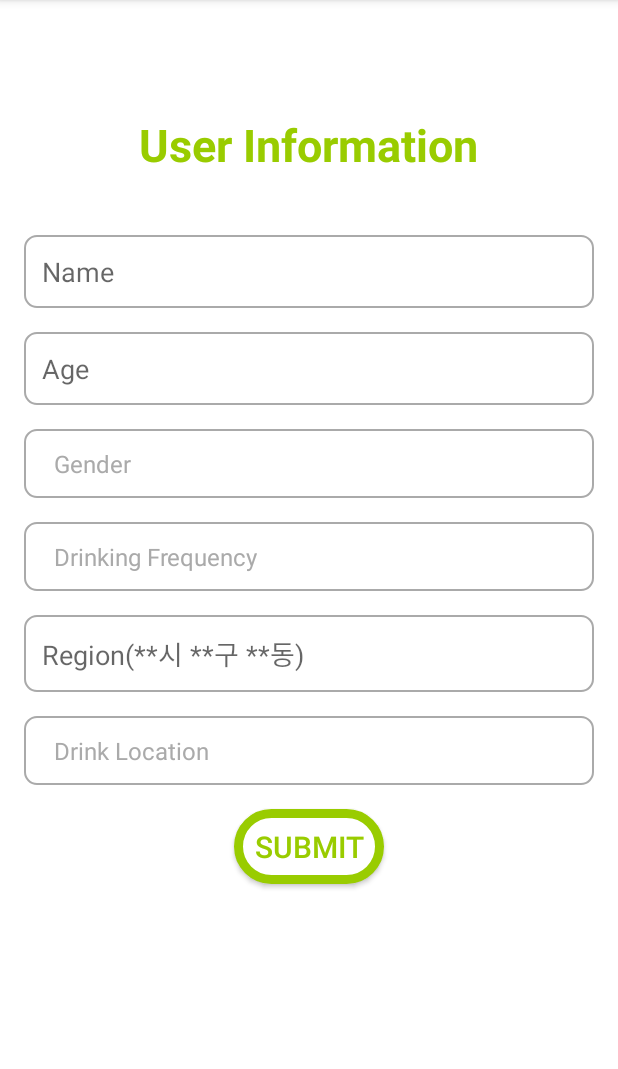
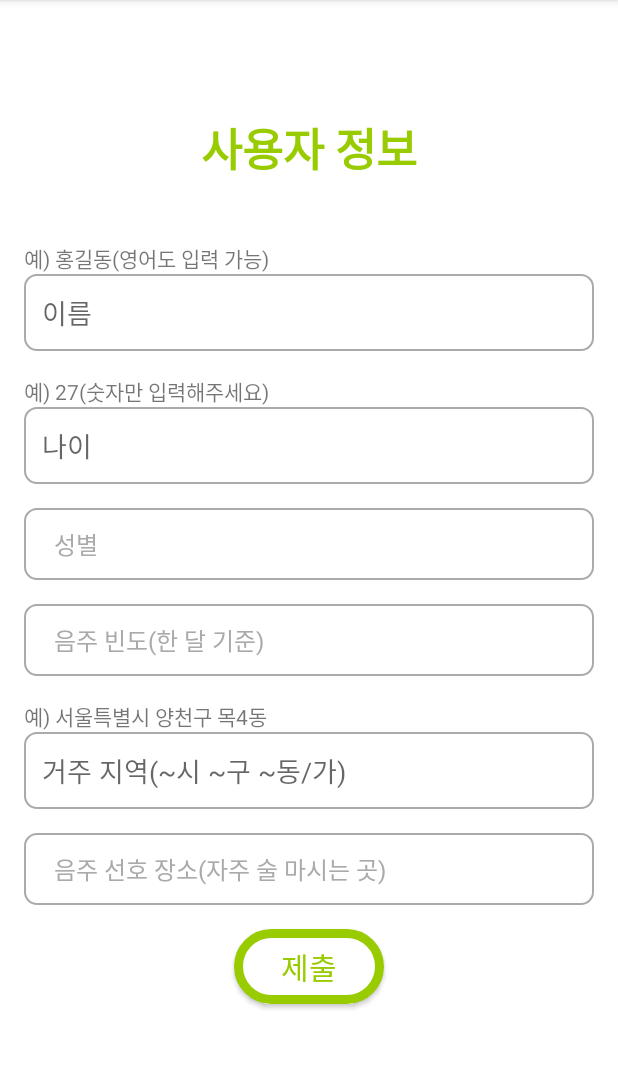
Before and after one commit to lucete171/AlcoAware, an Android app built with Jetpack Compose: the UserInfoActivity screen opened directly, with no data from a screen before it, on a phone screen of 412 x 824 dp, the part 84-1153 px from its top. Run offline under Robolectric (Android 15) with nearby library versions, the phone set to English and light mode, and no system bars; our stand-ins replace Firebase (no records; nobody signed in at launch, a user with empty details on screens opened directly).

Commit message:
Change all text to Korean to improve user convenience

```diff
--- a/android/app/src/main/java/com/example/alcoaware_00/LoginActivity.java
+++ b/android/app/src/main/java/com/example/alcoaware_00/LoginActivity.java
@@ -46,7 +46,7 @@ public class LoginActivity extends AppCompatActivity {
                         startActivity(intent);
                         finish();
                     } else {
-                        Toast.makeText(LoginActivity.this, "Incorrect email or password", Toast.LENGTH_SHORT).show();
+                        Toast.makeText(LoginActivity.this, "잘못된 이메일 주소와 비밀번호를 입력하셨습니다", Toast.LENGTH_SHORT).show();
                     }
                 }
             });
--- a/android/app/src/main/java/com/example/alcoaware_00/RecordActivity.java
+++ b/android/app/src/main/java/com/example/alcoaware_00/RecordActivity.java
@@ -87,7 +87,7 @@ public class RecordActivity extends AppCompatActivity {
 
     private void startRecording() {
         isRecording = true;
-        statusTextView.setText("Recording");
+        statusTextView.setText("기록중");
         recordButton.setText("Stop");
         sensorManager.registerListener(sensorEventListener, accelerometer, SensorManager.SENSOR_DELAY_NORMAL);
         sensorManager.registerListener(sensorEventListener, gyroscope, SensorManager.SENSOR_DELAY_NORMAL);
@@ -96,7 +96,7 @@ public class RecordActivity extends AppCompatActivity {
 
     private void stopRecording() {
         isRecording = false;
-        statusTextView.setText("Not Recording");
+        statusTextView.setText("기록되고 있지 않습니다.");
         recordButton.setText("Start");
         sensorManager.unregisterListener(sensorEventListener);
         handler.removeCallbacks(recordTask);
--- a/android/app/src/main/res/layout/activity_user_info.xml
+++ b/android/app/src/main/res/layout/activity_user_info.xml
@@ -24,6 +24,11 @@
             android:layout_marginTop="60dp"
             android:layout_marginBottom="40dp"/>
 
+        <TextView
+            android:layout_width="match_parent"
+            android:layout_height="match_parent"
+            android:text="@string/name_ex"/>
+
         <EditText
             android:id="@+id/name"
             android:hint="@string/name"
@@ -34,6 +39,11 @@
             android:textColor="@android:color/black"
             android:textSize="18sp"
             android:layout_marginBottom="16dp"/>
+
+        <TextView
+            android:layout_width="match_parent"
+            android:layout_height="match_parent"
+            android:text="@string/age_ex"/>
 
         <EditText
             android:id="@+id/age"
@@ -66,6 +76,11 @@
             android:textColor="@android:color/black"
             android:textSize="18sp"
             android:layout_marginBottom="16dp"/>
+
+        <TextView
+            android:layout_width="match_parent"
+            android:layout_height="match_parent"
+            android:text="@string/region_ex"/>
 
         <EditText
             android:id="@+id/region"
--- a/android/app/src/main/res/values/arrays.xml
+++ b/android/app/src/main/res/values/arrays.xml
@@ -1,22 +1,23 @@
 <resources>
     <string-array name="gender_options">
-        <item>Gender</item>
-        <item>Male</item>
-        <item>Female</item>
+        <item>성별</item>
+        <item>남자</item>
+        <item>여자</item>
     </string-array>
 
     <string-array name="drink_frequency_options">
-        <item>Drinking Frequency</item>
-        <item>Less than once a month</item>
-        <item>2-3 times a month</item>
-        <item>1-2 times a week</item>
-        <item>3-4 times a week</item>
-        <item>Almost daily</item>
+        <item>음주 빈도(한 달 기준)</item>
+        <item>1회 이하</item>
+        <item>2-3 회</item>
+        <item>1-2 회</item>
+        <item>3-4 회</item>
+        <item>거의 매일</item>
     </string-array>
 
     <string-array name="drink_location_options">
-        <item>Drink Location</item>
-        <item>Home</item>
-        <item>Other places</item>
+        <item>음주 선호 장소(자주 술 마시는 곳)</item>
+        <item>거주지 반경 300m 이내(거주지 포함)</item>
+        <item>거주지 반경 300m 초과 1km 이내</item>
+        <item>거주지 반경 1km 초과</item>
     </string-array>
 </resources>
--- a/android/app/src/main/res/values/strings.xml
+++ b/android/app/src/main/res/values/strings.xml
@@ -2,32 +2,33 @@
     <string name="app_name">AlcoAware</string>
     <!--Login-->
     <string name="welcome_message">Welcome to AlcoAware!</string>
-    <string name="email">Email</string>
-    <string name="password">Password</string>
-    <string name="login">Login</string>
-    <string name="sign_up_prompt">이미 계정이 있나요?&#10; 회원가입을 위해 Sign Up 버튼을 클릭하세요</string>
+    <string name="email">이메일</string>
+    <string name="password">비밀번호</string>
+    <string name="login">로그인</string>
+    <string name="sign_up_prompt">아직 계정이 없나요?&#10; 회원가입을 위해 버튼을 클릭하세요</string>
 
     <!--SignUp-->
-    <string name="sign_up">Sign Up</string>
-    <string name="confirm_pw">Confirm Password</string>
+    <string name="sign_up">회원가입</string>
+    <string name="confirm_pw">비밀번호 확인</string>
+
+    <!--user info-->
+    <string name="user_info_text">사용자 정보</string>
+    <string name="name">이름</string>
+    <string name="name_ex">예) 홍길동(영어도 입력 가능)</string>
+    <string name="age">나이</string>
+    <string name="age_ex">예) 27(숫자만 입력해주세요)</string>
+    <string name="region_hint">거주 지역(~시 ~구 ~동/가)</string>
+    <string name="region_ex">예) 서울특별시 양천구 목4동</string>
+    <string name="submit_text">제출</string>
 
     <!--main-->
-    <string name="previous">Previous Month</string>
-    <string name="next">Next Month</string>
-    <string name="selected_date">Selected Date</string>
-    <string name="record_btn_text">Record Page</string>
+    <string name="selected_date">선택한 날짜</string>
+    <string name="record_btn_text">기록 페이지 이동</string>
 
     <!--record-->
     <string name="btn_start_text">Start</string>
-    <string name="status_off">Status: Not Recording</string>
-    <string name="status_on">Status: Recording</string>
-    <string name="main_page">Main Page</string>
-
-    <!--user info-->
-    <string name="user_info_text">User Information</string>
-    <string name="name">Name</string>
-    <string name="age">Age</string>
-    <string name="region_hint">Region(**시 **구 **동)</string>
-    <string name="submit_text">Submit</string>
+    <string name="status_off">기록되고 있지 않습니다.</string>
+    <string name="status_on">기록중</string>
+    <string name="main_page">메인 화면</string>
 
 </resources>
```
Also changed, not shown: android/app/src/main/java/com/example/alcoaware_00/SignUpActivity.java (+40 -9 lines), android/app/src/main/java/com/example/alcoaware_00/UserInfoActivity.java (+14 -2 lines), android/app/src/main/res/layout/activity_sign_up.xml (+48 -25 lines), 44 other files.
